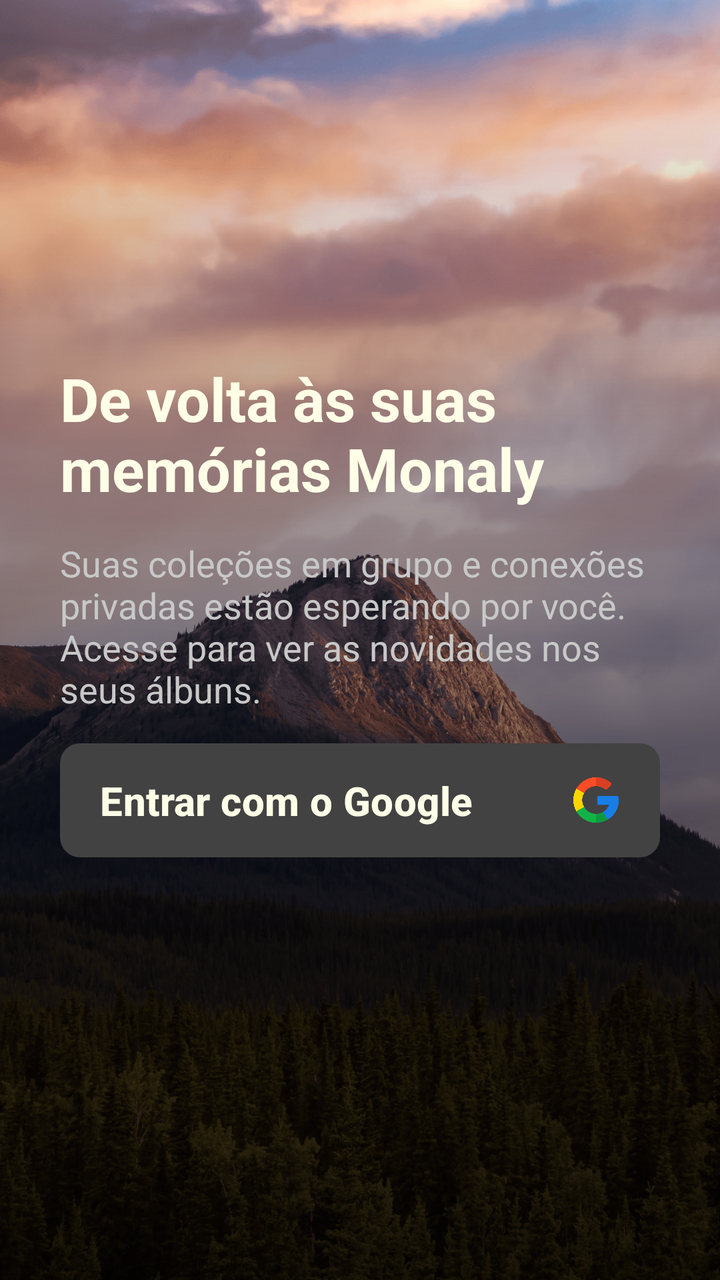
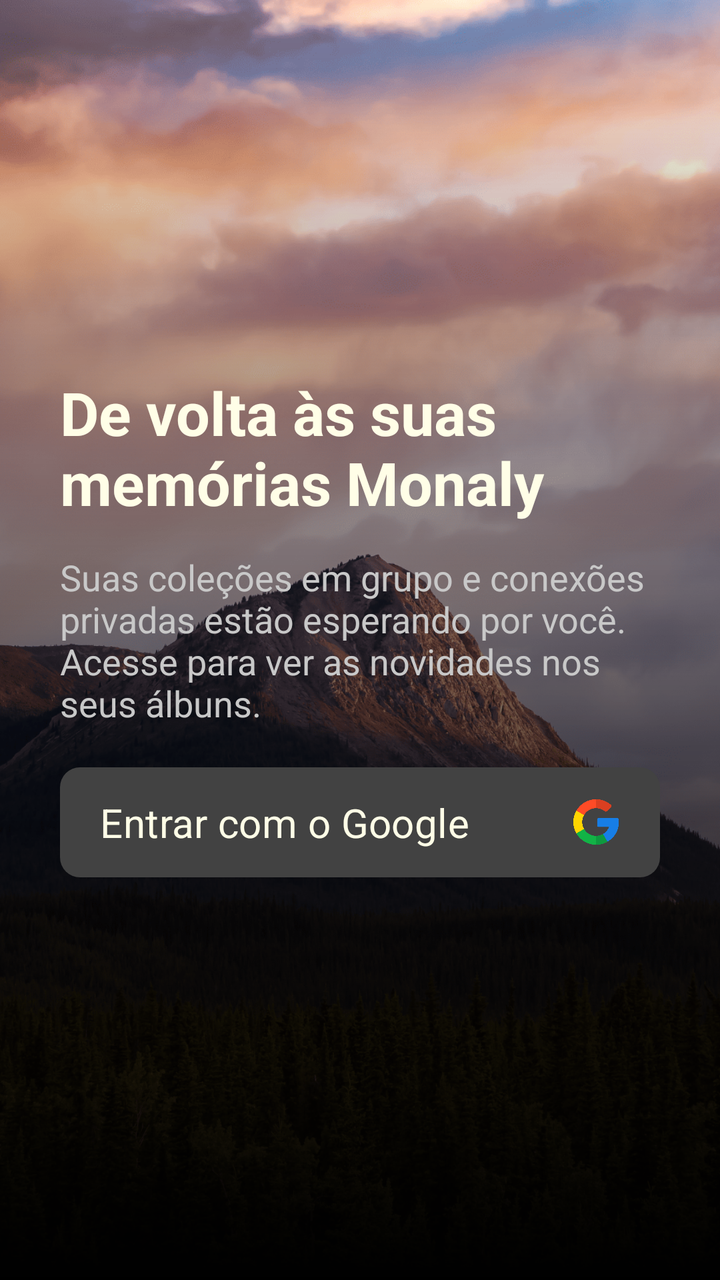

Screens rendered from an Android XML layout before and after an edit, with the pre-edit source and the edit as a unified diff.
<!-- AndroidManifest.xml: application theme Theme.Monaly -->
<!-- res/layout/activity_login.xml -->
<?xml version="1.0" encoding="utf-8"?>
<androidx.constraintlayout.widget.ConstraintLayout
    xmlns:android="http://schemas.android.com/apk/res/android"
    xmlns:app="http://schemas.android.com/apk/res-auto"
    xmlns:tools="http://schemas.android.com/tools"
    android:id="@+id/main"
    android:layout_width="match_parent"
    android:layout_height="match_parent"
    tools:context=".ui.activity.LoginActivity"
    android:background="@color/black">

    <ImageView
        android:id="@+id/imageBackgroundLogin"
        android:layout_width="0dp"
        android:layout_height="0dp"
        android:scaleType="centerCrop"
        android:src="@drawable/img_background_login"
        app:layout_constraintBottom_toBottomOf="parent"
        app:layout_constraintEnd_toEndOf="parent"
        app:layout_constraintStart_toStartOf="parent"
        app:layout_constraintTop_toTopOf="parent" />

    <ImageView
        android:id="@+id/imageGradientEffect"
        android:layout_width="0dp"
        android:layout_height="0dp"
        android:src="@drawable/bg_gradient_black"
        android:alpha="0.8"
        app:layout_constraintBottom_toBottomOf="parent"
        app:layout_constraintEnd_toEndOf="parent"
        app:layout_constraintHorizontal_bias="0.0"
        app:layout_constraintStart_toStartOf="parent"
        app:layout_constraintTop_toTopOf="parent" />

    <TextView
        android:id="@+id/textTitleLogin"
        android:layout_width="0dp"
        android:layout_height="wrap_content"
        android:layout_marginStart="30dp"
        android:layout_marginEnd="30dp"
        android:layout_marginBottom="15dp"
        android:text="@string/login_title"
        android:textColor="@color/bage_neutral"
        android:textSize="30sp"
        app:layout_constraintBottom_toTopOf="@+id/textDescriptionLogin"
        app:layout_constraintEnd_toEndOf="parent"
        app:layout_constraintStart_toStartOf="parent" />


    <TextView
        android:id="@+id/textDescriptionLogin"
        android:layout_width="0dp"
        android:layout_height="wrap_content"
        android:layout_marginStart="30dp"
        android:layout_marginEnd="30dp"
        android:layout_marginBottom="15dp"
        android:text="@string/login_description"
        android:textColor="@color/gray_medium"
        android:textSize="18sp"
        app:layout_constraintBottom_toTopOf="@+id/buttonLoginGoogle"
        app:layout_constraintEnd_toEndOf="parent"
        app:layout_constraintHorizontal_bias="0.0"
        app:layout_constraintStart_toStartOf="parent" />

    <com.google.android.material.button.MaterialButton
        android:id="@+id/buttonLoginGoogle"
        android:layout_width="0dp"
        android:layout_height="57dp"
        android:layout_marginStart="30dp"
        android:layout_marginTop="160dp"
        android:layout_marginEnd="30dp"
        android:background="@drawable/drawable_background_button_gray_dark_10_dp"
        android:gravity="start|center_vertical"
        android:paddingStart="20dp"
        android:paddingEnd="20dp"
        android:text="@string/login_button"
        android:textAllCaps="false"
        android:textColor="@color/bage_neutral"
        android:textSize="20sp"
        app:backgroundTint="@null"
        app:icon="@drawable/img_icon_google"
        app:iconGravity="end"
        app:iconSize="24dp"
        app:iconTint="@null"
        app:layout_constraintBottom_toBottomOf="parent"
        app:layout_constraintEnd_toEndOf="parent"
        app:layout_constraintStart_toStartOf="parent"
        app:layout_constraintTop_toTopOf="parent" />

</androidx.constraintlayout.widget.ConstraintLayout>
<!-- resources referenced by this layout -->
<resources>
  <color name="bage_neutral">#fffee7</color>
  <color name="black">#000000</color>
  <color name="gray_medium">#C8C8C8</color>
  <!-- drawable bg_gradient_black (drawable) -->
  <?xml version="1.0" encoding="utf-8"?>
  <shape xmlns:android="http://schemas.android.com/apk/res/android"
  
      android:shape="rectangle">
  
      <gradient
  
          android:angle="90"
          android:startColor="@color/black"
          android:endColor="#00000000"
          android:type="linear"/>
  
  </shape>
  <!-- drawable drawable_background_button_gray_dark_10_dp (drawable) -->
  <?xml version="1.0" encoding="utf-8"?>
  <shape xmlns:android="http://schemas.android.com/apk/res/android">
  
      <corners android:radius="10dp"/>
      <solid android:color="@color/gray_dark"/>
  
  </shape>
  <!-- drawable img_background_login: png bitmap (drawable, 608380 bytes) -->
  <!-- drawable img_icon_google: webp bitmap (drawable, 15924 bytes) -->
  <string name="login_button"><b>Entrar com o Google</b></string>
  <string name="login_description">Suas coleções em grupo e conexões privadas estão esperando por você. Acesse para ver as novidades nos seus álbuns.</string>
  <string name="login_title"><b>De volta às suas memórias Monaly</b></string>
  <style name="Theme.Monaly" parent="Base.Theme.Monaly" />
  <color name="gray_dark">#424242</color>
  <style name="Base.Theme.Monaly" parent="Theme.Material3.DayNight.NoActionBar">
  
          <item name="android:navigationBarColor">@color/black</item>
  
      </style>
</resources>

<!-- the commit's change to res/layout/activity_login.xml (unified diff, before → after) -->
@@ -25,8 +25,7 @@
         android:layout_width="0dp"
         android:layout_height="0dp"
         android:src="@drawable/bg_gradient_black"
-        android:alpha="0.8"
-        app:layout_constraintBottom_toBottomOf="parent"
+        app:layout_constraintBottom_toBottomOf="@+id/imageBackgroundLogin"
         app:layout_constraintEnd_toEndOf="parent"
         app:layout_constraintHorizontal_bias="0.0"
         app:layout_constraintStart_toStartOf="parent"
@@ -53,38 +52,41 @@
         android:layout_height="wrap_content"
         android:layout_marginStart="30dp"
         android:layout_marginEnd="30dp"
-        android:layout_marginBottom="15dp"
         android:text="@string/login_description"
         android:textColor="@color/gray_medium"
         android:textSize="18sp"
-        app:layout_constraintBottom_toTopOf="@+id/buttonLoginGoogle"
+        app:layout_constraintBottom_toBottomOf="parent"
         app:layout_constraintEnd_toEndOf="parent"
         app:layout_constraintHorizontal_bias="0.0"
-        app:layout_constraintStart_toStartOf="parent" />
+        app:layout_constraintStart_toStartOf="parent"
+        app:layout_constraintTop_toTopOf="@+id/imageBackgroundLogin" />
 
     <com.google.android.material.button.MaterialButton
         android:id="@+id/buttonLoginGoogle"
         android:layout_width="0dp"
-        android:layout_height="57dp"
+        android:layout_height="55dp"
         android:layout_marginStart="30dp"
-        android:layout_marginTop="160dp"
+        android:layout_marginTop="20dp"
         android:layout_marginEnd="30dp"
         android:background="@drawable/drawable_background_button_gray_dark_10_dp"
+        android:fontFamily="sans-serif"
         android:gravity="start|center_vertical"
         android:paddingStart="20dp"
         android:paddingEnd="20dp"
         android:text="@string/login_button"
         android:textAllCaps="false"
         android:textColor="@color/bage_neutral"
+        android:textFontWeight="400"
         android:textSize="20sp"
+        android:textStyle="normal"
         app:backgroundTint="@null"
         app:icon="@drawable/img_icon_google"
         app:iconGravity="end"
         app:iconSize="24dp"
         app:iconTint="@null"
-        app:layout_constraintBottom_toBottomOf="parent"
         app:layout_constraintEnd_toEndOf="parent"
+        app:layout_constraintHorizontal_bias="0.0"
         app:layout_constraintStart_toStartOf="parent"
-        app:layout_constraintTop_toTopOf="parent" />
+        app:layout_constraintTop_toBottomOf="@+id/textDescriptionLogin" />
 
 </androidx.constraintlayout.widget.ConstraintLayout>
<!-- resource entries referenced after the edit -->
@@ -27,7 +27,7 @@
   </shape>
   <!-- drawable img_background_login: png bitmap (drawable, 608380 bytes) -->
   <!-- drawable img_icon_google: webp bitmap (drawable, 15924 bytes) -->
-  <string name="login_button"><b>Entrar com o Google</b></string>
+  <string name="login_button">Entrar com o Google</string>
   <string name="login_description">Suas coleções em grupo e conexões privadas estão esperando por você. Acesse para ver as novidades nos seus álbuns.</string>
   <string name="login_title"><b>De volta às suas memórias Monaly</b></string>
   <style name="Theme.Monaly" parent="Base.Theme.Monaly" />
